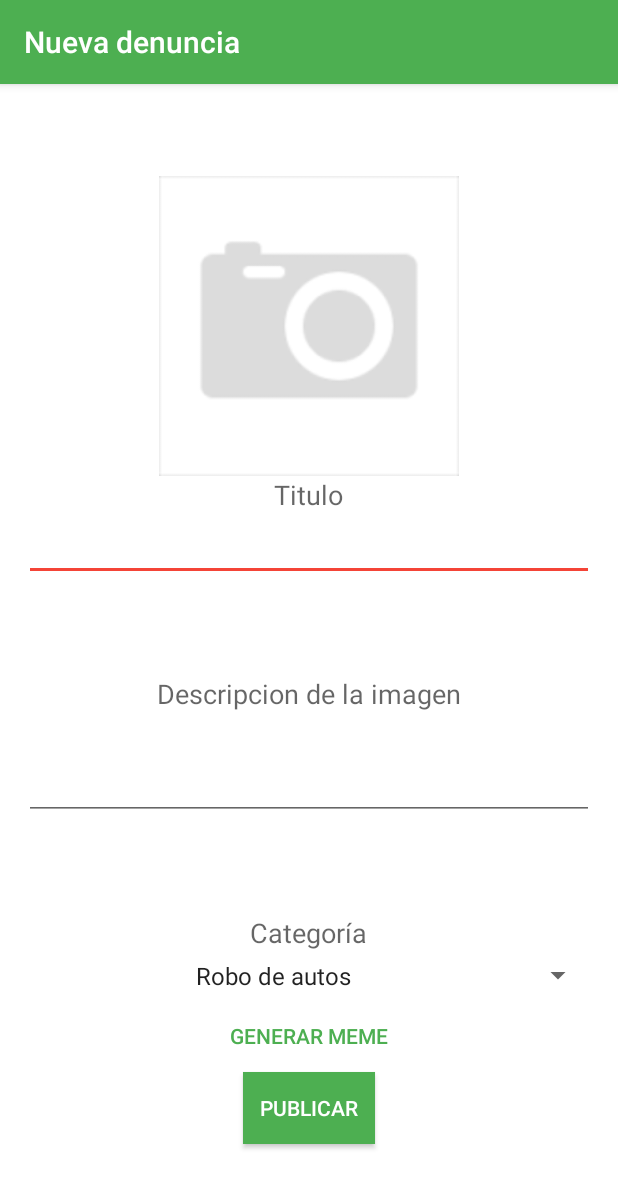
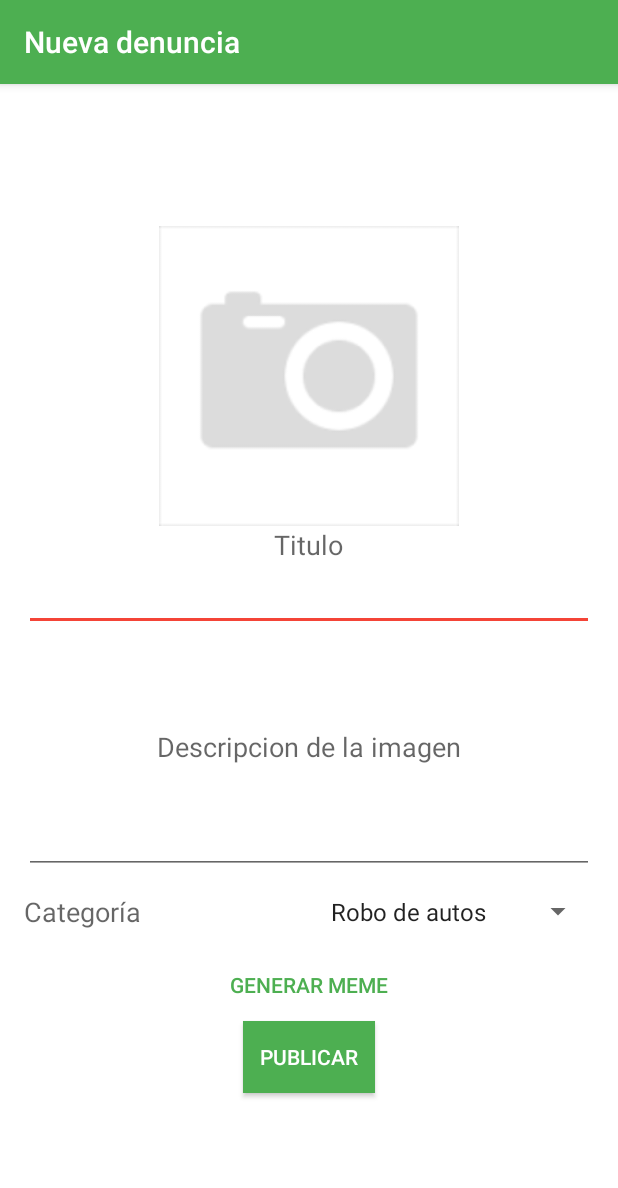
Before and after one commit to psaratscheff/SandiApp, an Android app: the Formulario screen opened directly, with no data from a screen before it, on a phone screen of 412 x 824 dp. Shown: the top 1188 px of the screen. Run offline under Robolectric (Android 15) with nearby library versions, the phone set to English and light mode, and no system bars; libraries missing offline, so code that uses them is left out: com.firebase.client.

Commit message:
Detalles visuales

```diff
--- a/app/src/main/res/layout/activity_formulario.xml
+++ b/app/src/main/res/layout/activity_formulario.xml
@@ -64,7 +64,8 @@
                 android:id="@+id/textView4"
                 android:layout_gravity="center_horizontal"
                 android:layout_weight="0.26"
-                android:gravity="bottom" />
+                android:gravity="bottom"
+                android:windowSoftInputMode="adjustPan" />
 
             <EditText
                 android:layout_width="match_parent"
@@ -74,7 +75,13 @@
                 android:id="@+id/editText3"
                 android:layout_gravity="center_horizontal"
                 android:layout_weight="0.11"
-                android:gravity="center" />
+                android:gravity="center"
+                android:windowSoftInputMode="adjustPan" />
+
+            <LinearLayout
+                android:orientation="horizontal"
+                android:layout_width="match_parent"
+                android:layout_height="50dp">
 
                 <TextView
                     android:layout_width="wrap_content"
@@ -82,21 +89,22 @@
                     android:textAppearance="?android:attr/textAppearanceMedium"
                     android:text="Categoría"
                     android:id="@+id/textView2"
-                android:layout_gravity="center_horizontal"
+                    android:layout_gravity="center_vertical"
                     android:layout_weight="0.26"
                     android:gravity="bottom" />
 
                 <Spinner
-                android:layout_width="fill_parent"
+                    android:layout_width="200dp"
                     android:layout_height="wrap_content"
                     android:id="@+id/spinnerPostsType"
-                android:layout_gravity="center_horizontal"
+                    android:layout_gravity="center_vertical"
                     android:entries="@array/posts_categories"
                     android:prompt="@string/posts_type_selector_prompt"
                     android:paddingTop="5dp"
                     android:paddingBottom="5dp"
                     android:transitionGroup="false"
                     android:textAlignment="center" />
+            </LinearLayout>
 
             <Button
                 android:layout_width="wrap_content"
```
Lines whose indentation alone changed are shown as unchanged.
